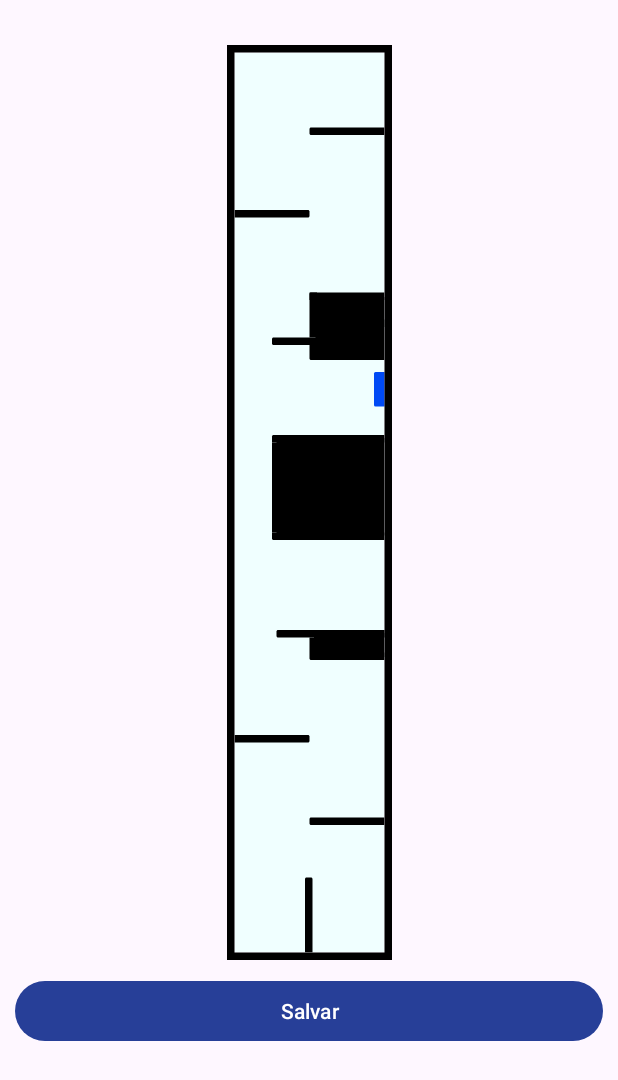
After one commit to LaraaMagalhaes/EspacaoCultural, an Android app: the SaveArtLocation screen opened directly, with no data from a screen before it, on a phone screen of 412 x 824 dp. The commit adds this screen. Shown: the top 1080 px of the screen. Run offline under Robolectric (Android 15) with nearby library versions, the phone set to English and light mode, and no system bars.

Commit message:
Tela de localizacao da obra de arte

```diff
--- a/app/src/main/AndroidManifest.xml
+++ b/app/src/main/AndroidManifest.xml
@@ -13,11 +13,14 @@
         android:theme="@style/Theme.AppCultural"
         tools:targetApi="31">
         <activity
+            android:name=".views.SaveArtLocation"
+            android:exported="true" />
+        <activity
             android:name=".views.SaveArtActivity"
             android:exported="true"
             android:label="@string/title_activity_save_art"
             android:theme="@style/Theme.AppCultural"
-            android:windowSoftInputMode="adjustResize" />
+            android:windowSoftInputMode="adjustPan" />
         <activity
             android:name=".MainActivity"
             android:exported="true">
--- /dev/null
+++ b/app/src/main/java/com/example/appcultural/entities/ArtLocation.kt
@@ -0,0 +1,6 @@
+package com.example.appcultural.entities
+
+data class ArtLocation(
+    public val x: Int,
+    public val y: Int
+)
--- /dev/null
+++ b/app/src/main/java/com/example/appcultural/views/SaveArtLocation.kt
@@ -0,0 +1,54 @@
+package com.example.appcultural.views
+
+import android.os.Bundle
+import android.view.MotionEvent
+import android.view.View
+import android.view.ViewGroup
+import android.widget.FrameLayout
+import android.widget.ImageView
+import androidx.activity.enableEdgeToEdge
+import androidx.appcompat.app.AppCompatActivity
+import androidx.core.view.ViewCompat
+import androidx.core.view.WindowInsetsCompat
+import com.example.appcultural.R
+
+class SaveArtLocation : AppCompatActivity() {
+    private var currentCircleView: CirclePointView? = null
+
+    override fun onCreate(savedInstanceState: Bundle?) {
+        super.onCreate(savedInstanceState)
+        enableEdgeToEdge()
+        setContentView(R.layout.activity_save_art_location)
+        ViewCompat.setOnApplyWindowInsetsListener(findViewById(R.id.main)) { v, insets ->
+            val systemBars = insets.getInsets(WindowInsetsCompat.Type.systemBars())
+            v.setPadding(systemBars.left, systemBars.top, systemBars.right, systemBars.bottom)
+            insets
+        }
+        val imageView = findViewById<ImageView>(R.id.image_location)
+        imageView.setOnTouchListener { v, event ->
+            if (event.action == MotionEvent.ACTION_UP) {
+                val x = event.x
+                val y = event.y
+                currentCircleView?.let {
+                    println("AAA")
+                    println(v.parent)
+                    println(it)
+                    it.visibility = View.GONE
+                    (v.parent as ViewGroup).removeView(it)
+                }
+                addCircle(x + imageView.x, y + imageView.y)
+            }
+            true
+        }
+    }
+
+    private fun addCircle(x: Float, y: Float) {
+        val circleView = CirclePointView(this, x, y)
+        val layoutParams = FrameLayout.LayoutParams(
+            FrameLayout.LayoutParams.MATCH_PARENT,
+            FrameLayout.LayoutParams.MATCH_PARENT
+        )
+        addContentView(circleView, layoutParams)
+        currentCircleView = circleView
+    }
+}
--- /dev/null
+++ b/app/src/main/res/drawable/map_rotate.xml
@@ -0,0 +1,81 @@
+<vector xmlns:android="http://schemas.android.com/apk/res/android"
+    android:width="110dp"
+    android:height="610dp"
+    android:viewportWidth="110"
+    android:viewportHeight="610">
+  <group>
+    <clip-path
+        android:pathData="M5,605l0,-600l100,-0l0,600z"/>
+    <path
+        android:pathData="M5,605l0,-600l100,-0l0,600z"
+        android:fillColor="#F0FFFF"/>
+    <path
+        android:pathData="M33,327l0,-65l72,-0l0,65z"
+        android:fillColor="#000000"/>
+    <path
+        android:pathData="M58,408l0,-16l47,-0l0,16z"
+        android:fillColor="#000000"/>
+    <path
+        android:pathData="M56,60C55.45,60 55,59.55 55,59V56C55,55.45 55.45,55 56,55H105V60H56Z"
+        android:fillColor="#000000"/>
+    <path
+        android:pathData="M55,170V166C55,165.45 55.45,165 56,165H105V170H55Z"
+        android:fillColor="#000000"/>
+    <path
+        android:pathData="M30,265V261C30,260.45 30.45,260 31,260H105V265H30Z"
+        android:fillColor="#000000"/>
+    <path
+        android:pathData="M76,188C75.45,188 75,187.55 75,187V184C75,183.45 75.45,183 76,183H105V188H76Z"
+        android:fillColor="#000000"/>
+    <path
+        android:pathData="M52,556C52,555.45 52.45,555 53,555H56C56.55,555 57,555.45 57,556V605H52V556Z"
+        android:fillColor="#000000"/>
+    <path
+        android:pathData="M5,115V110H54C54.55,110 55,110.45 55,111V114C55,114.55 54.55,115 54,115H5Z"
+        android:fillColor="#000000"/>
+    <path
+        android:pathData="M5,465V460H54C54.55,460 55,460.45 55,461V464C55,464.55 54.55,465 54,465H5Z"
+        android:fillColor="#000000"/>
+    <path
+        android:pathData="M55,195l0,-30l5,-0l0,30z"
+        android:fillColor="#000000"/>
+    <path
+        android:pathData="M31,200C30.45,200 30,199.55 30,199V196C30,195.45 30.45,195 31,195H60V200H31Z"
+        android:fillColor="#000000"/>
+    <path
+        android:pathData="M60,210V205H89C89.55,205 90,205.45 90,206V209C90,209.55 89.55,210 89,210H60Z"
+        android:fillColor="#000000"/>
+    <path
+        android:pathData="M60,410l0,-5l45,-0l0,5z"
+        android:fillColor="#000000"/>
+    <path
+        android:pathData="M56,210C55.45,210 55,209.55 55,209V200H60V210H56Z"
+        android:fillColor="#000000"/>
+    <path
+        android:pathData="M98,240L98,219A1,1 0,0 1,99 218L111,218A1,1 0,0 1,112 219L112,240A1,1 0,0 1,111 241L99,241A1,1 0,0 1,98 240z"
+        android:fillColor="#004AF5"/>
+    <path
+        android:pathData="M30,325l0,-60l5,-0l0,60z"
+        android:fillColor="#000000"/>
+    <path
+        android:pathData="M31,330C30.45,330 30,329.55 30,329V325H105V330H31Z"
+        android:fillColor="#000000"/>
+    <path
+        android:pathData="M34,395C33.45,395 33,394.55 33,394V391C33,390.45 33.45,390 34,390H108V395H34Z"
+        android:fillColor="#000000"/>
+    <path
+        android:pathData="M56,410C55.45,410 55,409.55 55,409V395H60V410H56Z"
+        android:fillColor="#000000"/>
+    <path
+        android:pathData="M56,520C55.45,520 55,519.55 55,519V516C55,515.45 55.45,515 56,515H105V520H56Z"
+        android:fillColor="#000000"/>
+    <path
+        android:pathData="M59,210l0,-42l46,-0l0,42z"
+        android:fillColor="#000000"/>
+  </group>
+  <path
+      android:pathData="M2.5,607.5l0,-605l105,-0l0,605z"
+      android:strokeWidth="5"
+      android:fillColor="#00000000"
+      android:strokeColor="#000000"/>
+</vector>
--- /dev/null
+++ b/app/src/main/res/layout/activity_save_art_location.xml
@@ -0,0 +1,33 @@
+<?xml version="1.0" encoding="utf-8"?>
+<androidx.constraintlayout.widget.ConstraintLayout xmlns:android="http://schemas.android.com/apk/res/android"
+    xmlns:app="http://schemas.android.com/apk/res-auto"
+    xmlns:tools="http://schemas.android.com/tools"
+    android:id="@+id/main"
+    android:layout_width="match_parent"
+    android:layout_height="match_parent"
+    tools:context=".views.SaveArtLocation">
+
+    <ImageView
+        android:id="@+id/image_location"
+        android:layout_width="wrap_content"
+        android:layout_height="wrap_content"
+        android:layout_marginTop="30dp"
+        android:contentDescription="Todo"
+        android:scaleType="centerCrop"
+        android:src="@drawable/map_rotate"
+        app:layout_constraintEnd_toEndOf="parent"
+        app:layout_constraintStart_toStartOf="parent"
+        app:layout_constraintTop_toTopOf="parent" />
+
+    <Button
+        android:id="@+id/save_art_button"
+        android:layout_width="match_parent"
+        android:layout_height="wrap_content"
+        android:layout_marginStart="10dp"
+        android:layout_marginTop="10dp"
+        android:layout_marginEnd="10dp"
+        android:text="@string/save"
+        app:layout_constraintEnd_toEndOf="parent"
+        app:layout_constraintStart_toStartOf="parent"
+        app:layout_constraintTop_toBottomOf="@+id/image_location" />
+</androidx.constraintlayout.widget.ConstraintLayout>
--- a/app/src/main/res/values/colors.xml
+++ b/app/src/main/res/values/colors.xml
@@ -7,4 +7,8 @@
     <color name="fundo">#D5E1FF</color>
     <color name="blue1">#7993F8</color>
     <color name="blue2">#273F98</color>
+    <color name="light_blue_400">#FF29B6F6</color>
+    <color name="light_blue_600">#FF039BE5</color>
+    <color name="gray_400">#FFBDBDBD</color>
+    <color name="gray_600">#FF757575</color>
 </resources>
```
Also changed, not shown: app/src/main/java/com/example/appcultural/entities/Art.kt (added, +15 -0 lines), app/src/main/java/com/example/appcultural/views/CirclePointView.kt (added, +19 -0 lines), app/src/main/res/layout/sample_circle_point_view.xml (added, +16 -0 lines), app/src/main/res/values-night/styles.xml (added, +7 -0 lines), app/src/main/res/values/attrs_circle_point_view.xml (added, +8 -0 lines), app/src/main/res/values/styles.xml (added, +7 -0 lines).
